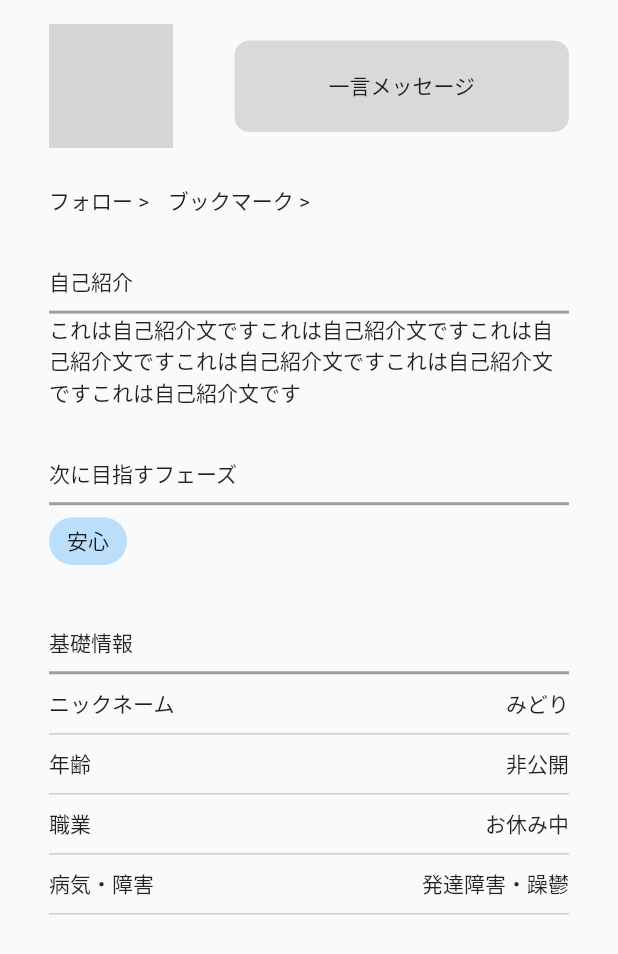
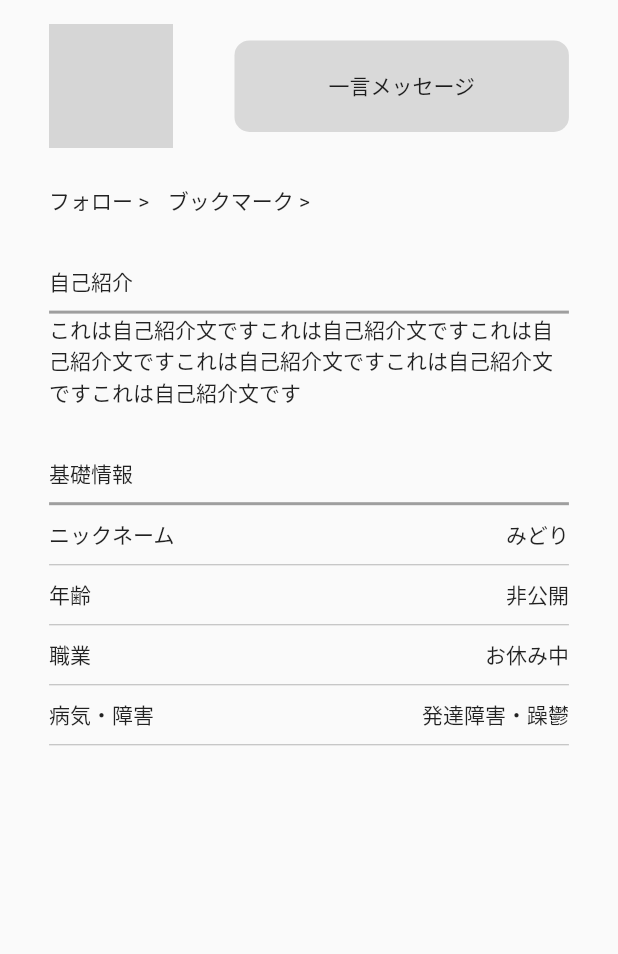
Before and after one commit to flutteruniv/omurice, a Flutter app: the UserProfileScreen screen opened directly, on a phone screen of 412 x 824 dp. Shown: the top 954 px of the screen. Run offline on Flutter 3.47's test engine with Material 2 defaults, Android fonts, the phone set to English and light mode, and no system bars; our stand-ins replace flutter_dotenv, supabase_flutter; accounts and stored records are empty; network calls fail; grey boxes are pictures that could not be loaded.

Commit message:
プロフィール画面のフェーズ削除

```diff
--- a/lib/pages/user_profile_screen.dart
+++ b/lib/pages/user_profile_screen.dart
@@ -66,12 +66,6 @@ class UserProfileScreen extends StatelessWidget {
                       Text(
                           "これは自己紹介文ですこれは自己紹介文ですこれは自己紹介文ですこれは自己紹介文ですこれは自己紹介文ですこれは自己紹介文です"),
                       SizedBox(height: deviceHeight * 0.03),
-                      userProfileHeadline("次に目指すフェーズ"),
-                      Chip(
-                        label: const Text("安心"),
-                        backgroundColor: Colors.blue[100],
-                      ),
-                      SizedBox(height: deviceHeight * 0.03),
                       userProfileHeadline("基礎情報"),
                       UserBasicInfoListWidget(),
                     ],
```
